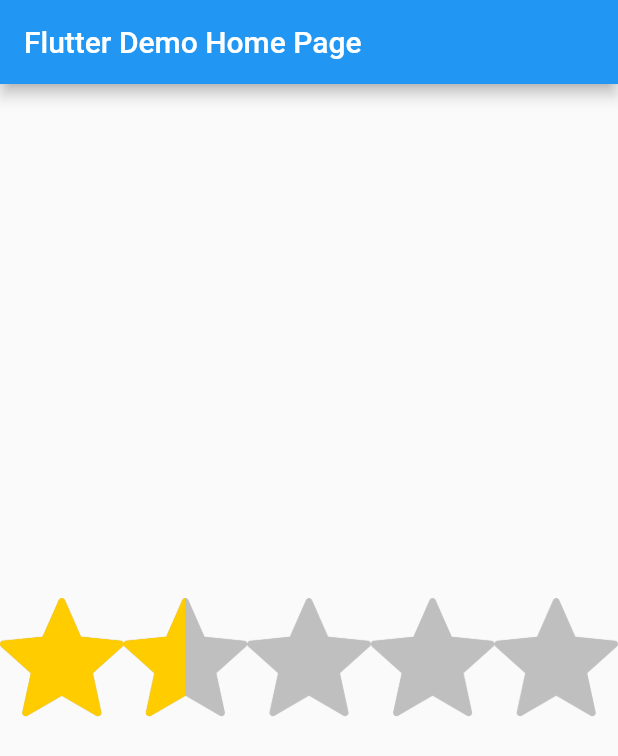
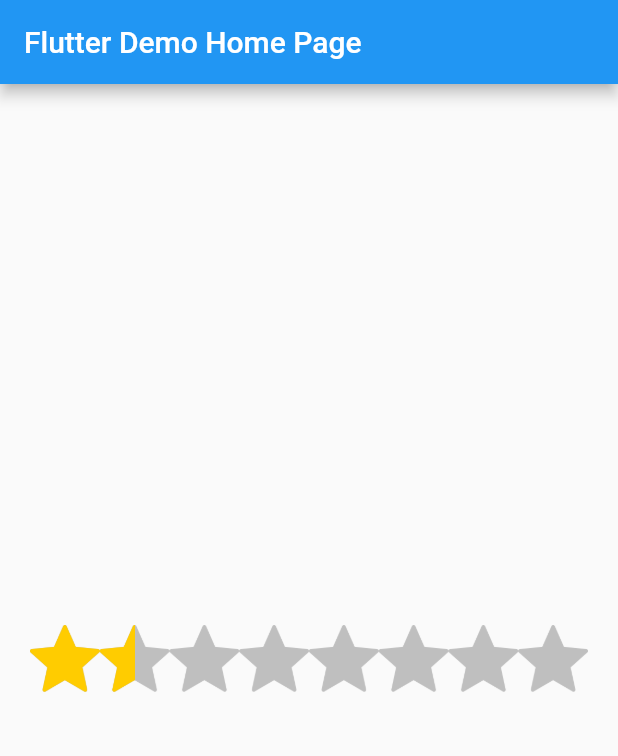
Before and after one commit to jessicajimantoro/rating-component, a Flutter app: the screen it shows after launch, on a phone screen of 412 x 824 dp. Shown: the top 756 px of the screen. Run offline on Flutter 3.47's test engine with Material 2 defaults, Android fonts, the phone set to English and light mode, and no system bars.

Commit message:
fix layout

```diff
--- a/lib/components/rating.dart
+++ b/lib/components/rating.dart
@@ -28,10 +28,9 @@ class _RatingState extends State<Rating> {
           height: _height,
           child: Row(
             mainAxisSize: MainAxisSize.min,
-            children: List<Widget>.generate(
-              widget.stars,
-              (index) {
-                return GestureDetector(
+            children: List<Widget>.generate(widget.stars, (index) {
+              return Expanded(
+                child: GestureDetector(
                   key: ValueKey(index + 1),
                   onTap: () {
                     setState(() {
@@ -43,9 +42,9 @@ class _RatingState extends State<Rating> {
                     width: _height,
                     height: _height,
                   ),
-                );
-              },
-            ),
+                ),
+              );
+            }),
           ),
         ),
         IgnorePointer(
@@ -56,7 +55,7 @@ class _RatingState extends State<Rating> {
               mainAxisSize: MainAxisSize.min,
               children: List<Widget>.filled(
                 widget.stars,
-                Container(
+                Expanded(
                   child: Image.asset('images/star_grey.png'),
                 ),
               ),
@@ -77,7 +76,7 @@ class _RatingState extends State<Rating> {
                 mainAxisSize: MainAxisSize.min,
                 children: List<Widget>.filled(
                   widget.stars,
-                  Container(
+                  Expanded(
                     child: Image.asset('images/star.png'),
                   ),
                 ),
--- a/lib/main.dart
+++ b/lib/main.dart
@@ -35,9 +35,12 @@ class _MyHomePageState extends State<MyHomePage> {
         title: Text(widget.title),
       ),
       body: Center(
-        child: Rating(
-          score: 1.5,
-          stars: 5,
+        child: Container(
+          margin: EdgeInsets.all(20.0),
+          child: Rating(
+            score: 1.5,
+            stars: 8,
+          ),
         ),
       ),
     );
```
